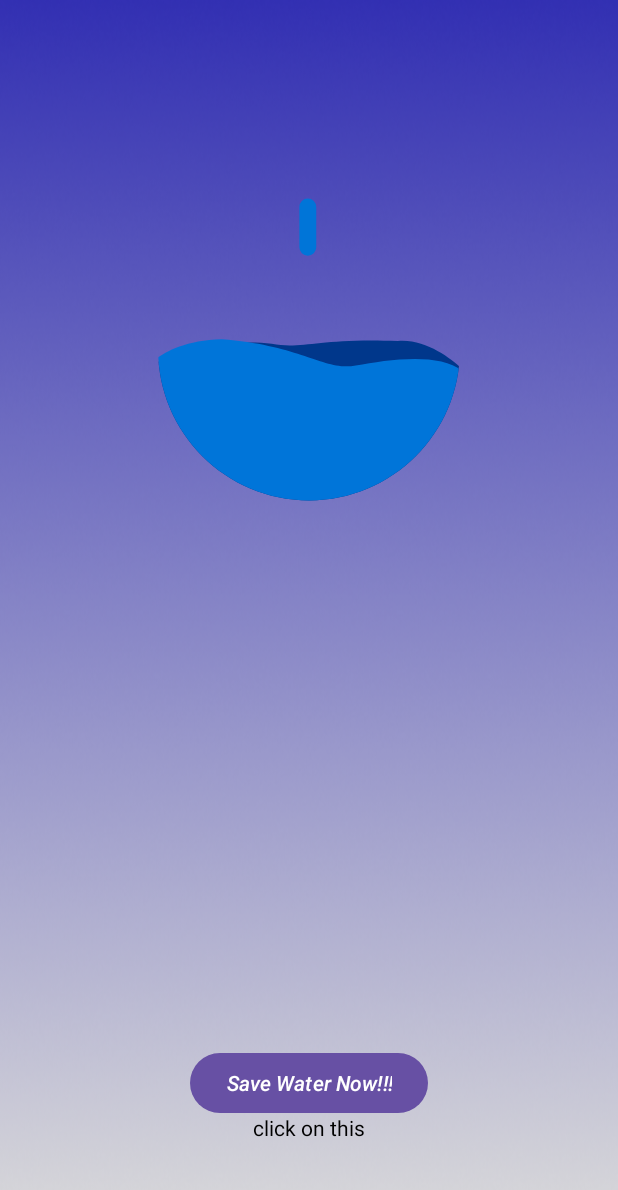
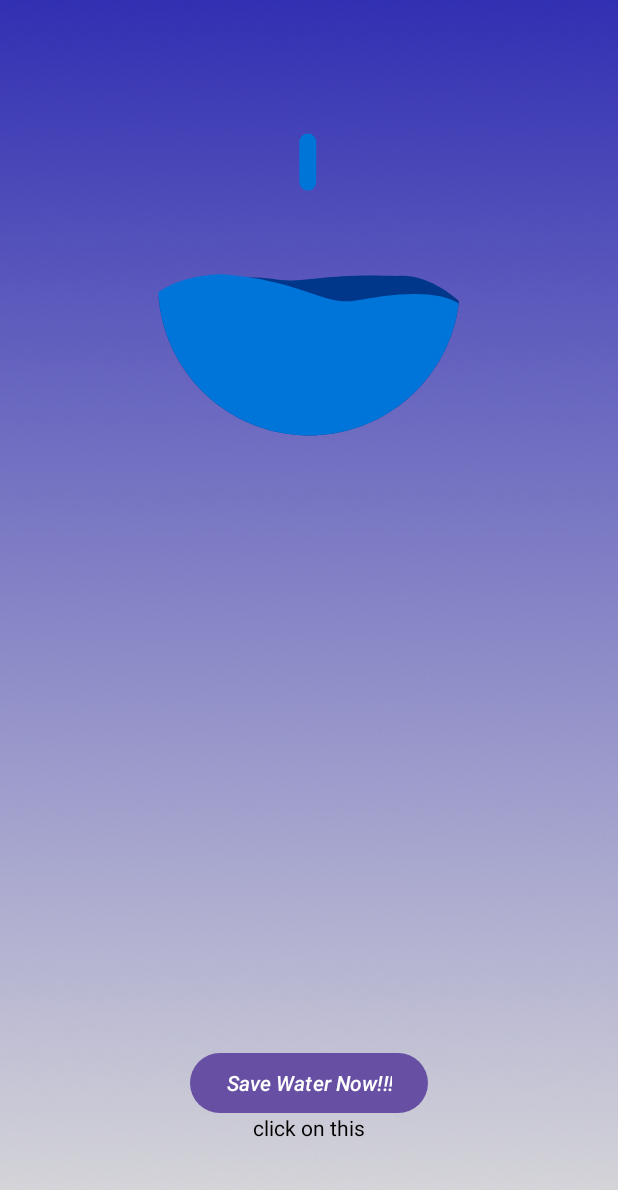
Before and after one commit to Code-X-Novas/JalSanket, an Android app: the Intropage screen opened directly, with no data from a screen before it, on a phone screen of 412 x 824 dp. Shown: the top 1190 px of the screen. Run offline under Robolectric (Android 15) with nearby library versions, the phone set to English and light mode, and no system bars.

Commit message:
commit by sambit

```diff
--- a/app/src/main/res/layout/activity_intropage.xml
+++ b/app/src/main/res/layout/activity_intropage.xml
@@ -47,7 +47,7 @@
 
         <com.airbnb.lottie.LottieAnimationView
             android:layout_width="match_parent"
-            android:layout_height="466dp"
+            android:layout_height="379dp"
             app:lottie_rawRes="@raw/animation"
             app:lottie_autoPlay="true"
             />
```
